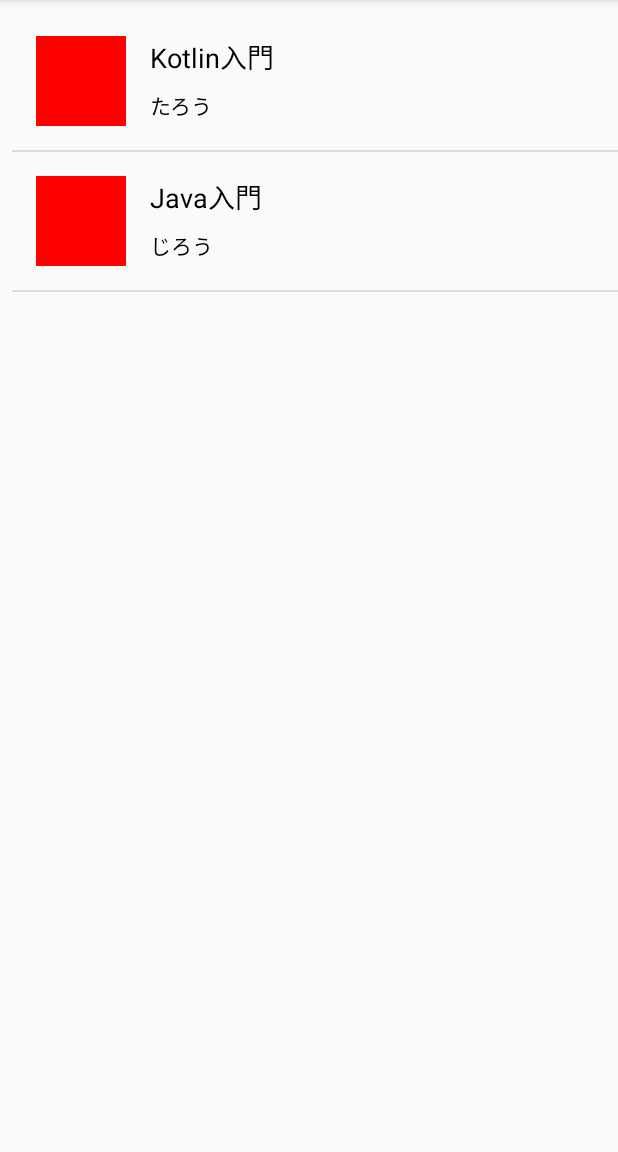
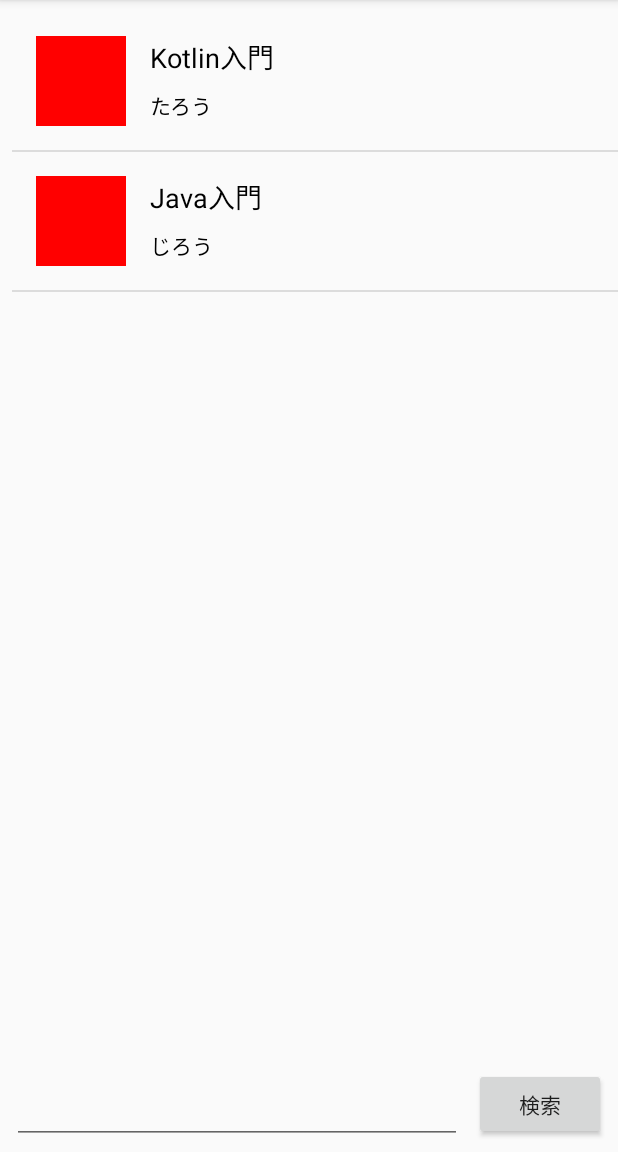
Before and after one commit to le-kamba/KotlinStartBook, an Android app: the screen it shows after launch (MainActivity), on a phone screen of 412 x 824 dp, the part 84-1236 px from its top. Run offline under Robolectric (Android 15) with nearby library versions, the phone set to English and light mode, and no system bars.

Commit message:
section5

```diff
--- a/AndroidProj/QiitaClient/app/src/main/res/layout/activity_main.xml
+++ b/AndroidProj/QiitaClient/app/src/main/res/layout/activity_main.xml
@@ -9,10 +9,36 @@
     <ListView
         android:id="@+id/list_view"
         android:layout_width="match_parent"
-        android:layout_height="match_parent"
+        android:layout_height="0dp"
         android:layout_marginStart="8dp"
         android:layout_marginTop="8dp"
+        app:layout_constraintBottom_toTopOf="@id/search_button"
         app:layout_constraintStart_toStartOf="parent"
         app:layout_constraintTop_toTopOf="parent" />
 
+
+    <Button
+        android:id="@+id/search_button"
+        android:layout_width="wrap_content"
+        android:layout_height="wrap_content"
+        android:layout_marginBottom="8dp"
+        android:layout_marginEnd="8dp"
+        android:text="検索"
+        app:layout_constraintBottom_toBottomOf="parent"
+        app:layout_constraintEnd_toEndOf="parent" />
+
+    <EditText
+        android:id="@+id/query_edit_text"
+        android:layout_width="0dp"
+        android:layout_height="wrap_content"
+        android:layout_marginBottom="8dp"
+        android:layout_marginEnd="8dp"
+        android:layout_marginStart="8dp"
+        android:layout_marginTop="8dp"
+        app:layout_constraintBottom_toBottomOf="parent"
+        app:layout_constraintEnd_toStartOf="@id/search_button"
+        app:layout_constraintHorizontal_bias="1.0"
+        app:layout_constraintStart_toStartOf="parent"
+        app:layout_constraintTop_toBottomOf="@+id/list_view"
+        app:layout_constraintVertical_weight="1" />
 </android.support.constraint.ConstraintLayout>
```
